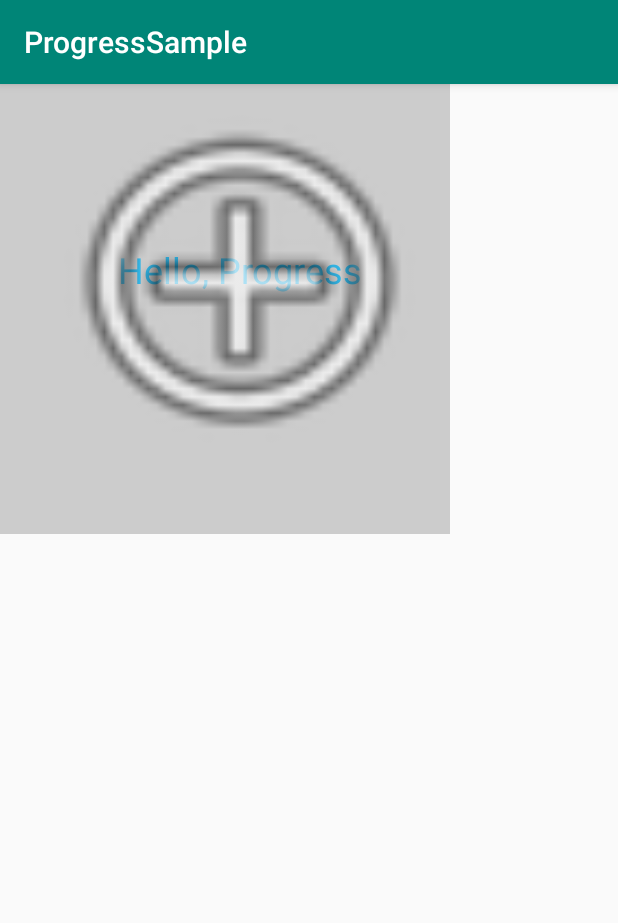
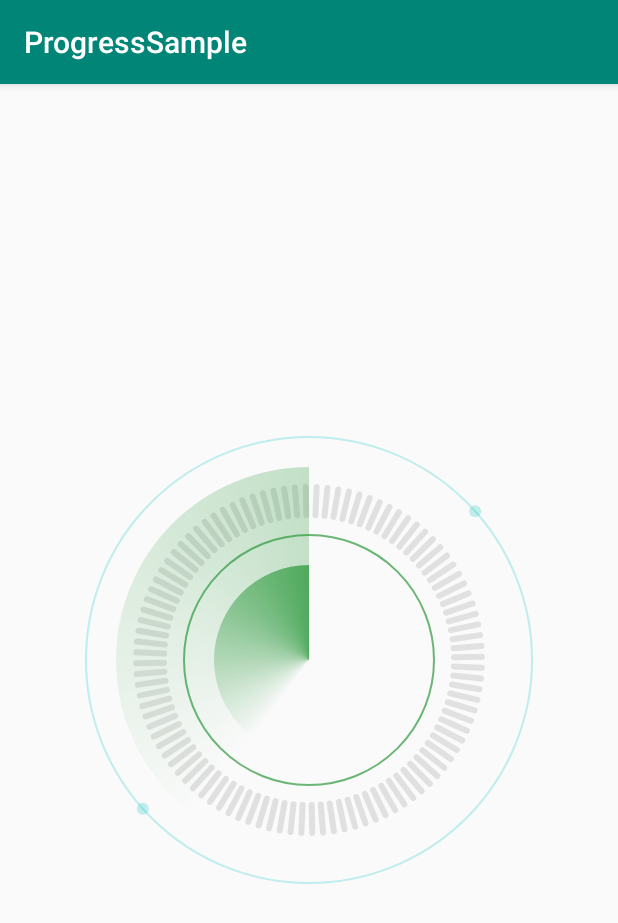
Before and after one commit to LeonDevLifeLog/progress, an Android app: the screen it shows after launch (MainActivity), on a phone screen of 412 x 824 dp. Shown: the top 923 px of the screen. Run offline under Robolectric (Android 15) with nearby library versions, the phone set to English and light mode, and no system bars.

Commit message:
基本完成静态样式

```diff
--- a/app/src/main/res/layout/activity_main.xml
+++ b/app/src/main/res/layout/activity_main.xml
@@ -9,13 +9,9 @@
     <com.github.leondevlifelog.progress.Progress
         android:layout_width="300dp"
         android:layout_height="300dp"
-        android:background="#ccc"
-        android:paddingLeft="20dp"
-        android:paddingBottom="40dp"
-        app:exampleColor="#33b5e5"
-        app:exampleDimension="24sp"
-        app:exampleDrawable="@android:drawable/ic_menu_add"
-        app:exampleString="Hello, Progress"
+        app:layout_constraintBottom_toBottomOf="parent"
+        app:layout_constraintEnd_toEndOf="parent"
+        app:layout_constraintHorizontal_bias="0.5"
         app:layout_constraintStart_toStartOf="parent"
         app:layout_constraintTop_toTopOf="parent" />
 
--- a/progress/src/main/java/com/github/leondevlifelog/progress/Progress.java
+++ b/progress/src/main/java/com/github/leondevlifelog/progress/Progress.java
@@ -5,20 +5,37 @@ import android.content.res.TypedArray;
 import android.graphics.Canvas;
 import android.graphics.Color;
 import android.graphics.Paint;
-import android.graphics.drawable.Drawable;
-import android.text.TextPaint;
+import android.graphics.Shader;
+import android.graphics.SweepGradient;
 import android.util.AttributeSet;
 import android.view.View;
 
 public class Progress extends View {
-    private String mExampleString;
-    private int mExampleColor = Color.RED;
-    private float mExampleDimension = 0;
-    private Drawable mExampleDrawable;
-
-    private TextPaint mTextPaint;
-    private float mTextWidth;
-    private float mTextHeight;
+    private int paddingLeft;
+    private int paddingTop;
+    private int paddingRight;
+    private int paddingBottom;
+    private int contentWidth;
+    private int contentHeight;
+    private int widthHeightOffset;
+    private int progress;
+    private Paint outerCirclePaint;
+    private Paint innerCirclePaint;
+    private int centerX;
+    private int centerY;
+    private int outerCircleRadius;
+    private int innerCicleRadius;
+    private float outerCicleStarLeftY;
+    private float outerCicleStarRightY;
+    private float outerCicleStarLeftX;
+    private float outerCicleStarRightX;
+    private Paint outerCircleStarPaint;
+    private int progressOuterRadius;
+    private int progressInnerRadius;
+    private Paint progressIndectorPaint;
+    private Paint innerSweepPaint;
+    private int defaultColor = Color.parseColor("#FF209331");
+    private Paint outerSweepPaint;
 
     public Progress(Context context) {
         super(context);
@@ -35,148 +52,113 @@ public class Progress extends View {
         init(attrs, defStyle);
     }
 
+    private static int changeAlpha(int color, int alpha) {
+        int red = Color.red(color);
+        int green = Color.green(color);
+        int blue = Color.blue(color);
+        return Color.argb(alpha, red, green, blue);
+    }
+
+    public int getProgress() {
+        return progress;
+    }
+
+    public void setProgress(int progress) {
+        this.progress = progress;
+    }
+
     private void init(AttributeSet attrs, int defStyle) {
         // Load attributes
         final TypedArray a = getContext().obtainStyledAttributes(
                 attrs, R.styleable.Progress, defStyle, 0);
 
-        mExampleString = a.getString(
-                R.styleable.Progress_exampleString);
-        mExampleColor = a.getColor(
-                R.styleable.Progress_exampleColor,
-                mExampleColor);
-        // Use getDimensionPixelSize or getDimensionPixelOffset when dealing with
-        // values that should fall on pixel boundaries.
-        mExampleDimension = a.getDimension(
-                R.styleable.Progress_exampleDimension,
-                mExampleDimension);
-
-        if (a.hasValue(R.styleable.Progress_exampleDrawable)) {
-            mExampleDrawable = a.getDrawable(
-                    R.styleable.Progress_exampleDrawable);
-            mExampleDrawable.setCallback(this);
-        }
-
         a.recycle();
-
-        // Set up a default TextPaint object
-        mTextPaint = new TextPaint();
-        mTextPaint.setFlags(Paint.ANTI_ALIAS_FLAG);
-        mTextPaint.setTextAlign(Paint.Align.LEFT);
-
-        // Update TextPaint and text measurements from attributes
-        invalidateTextPaintAndMeasurements();
-    }
-
-    private void invalidateTextPaintAndMeasurements() {
-        mTextPaint.setTextSize(mExampleDimension);
-        mTextPaint.setColor(mExampleColor);
-        mTextWidth = mTextPaint.measureText(mExampleString);
-
-        Paint.FontMetrics fontMetrics = mTextPaint.getFontMetrics();
-        mTextHeight = fontMetrics.bottom;
+        outerCirclePaint = new Paint();
+        outerCirclePaint.setColor(Color.parseColor("#4013C2C2"));
+        outerCirclePaint.setStrokeWidth(2);
+        outerCirclePaint.setAntiAlias(true);
+        outerCirclePaint.setStyle(Paint.Style.STROKE);
+        innerCirclePaint = new Paint();
+        innerCirclePaint.setColor(Color.parseColor("#A6209331"));
+        innerCirclePaint.setStrokeWidth(2);
+        innerCirclePaint.setAntiAlias(true);
+        innerCirclePaint.setStyle(Paint.Style.STROKE);
+        outerCircleStarPaint = new Paint();
+        outerCircleStarPaint.setColor(Color.parseColor("#4013C2C2"));
+        outerCircleStarPaint.setAntiAlias(true);
+        outerCircleStarPaint.setStyle(Paint.Style.FILL_AND_STROKE);
+        progressIndectorPaint = new Paint();
+        progressIndectorPaint.setColor(Color.parseColor("#1A000000"));
+        progressIndectorPaint.setAntiAlias(true);
+        progressIndectorPaint.setStyle(Paint.Style.FILL_AND_STROKE);
+        progressIndectorPaint.setStrokeWidth(6);
+        progressIndectorPaint.setStrokeCap(Paint.Cap.ROUND);
+        innerSweepPaint = new Paint();
+        innerSweepPaint.setAntiAlias(true);
+        outerSweepPaint = new Paint();
+        outerSweepPaint.setAntiAlias(true);
     }
 
     @Override
     protected void onDraw(Canvas canvas) {
         super.onDraw(canvas);
-        int paddingLeft = getPaddingLeft();
-        int paddingTop = getPaddingTop();
-        int paddingRight = getPaddingRight();
-        int paddingBottom = getPaddingBottom();
-
-        int contentWidth = getWidth() - paddingLeft - paddingRight;
-        int contentHeight = getHeight() - paddingTop - paddingBottom;
-        // Draw the text.
-        canvas.drawText(mExampleString,
-                paddingLeft + (contentWidth - mTextWidth) / 2,
-                paddingTop + (contentHeight + mTextHeight) / 2,
-                mTextPaint);
-
-        // Draw the example drawable on top of the text.
-        if (mExampleDrawable != null) {
-            mExampleDrawable.setBounds(paddingLeft, paddingTop,
-                    paddingLeft + contentWidth, paddingTop + contentHeight);
-            mExampleDrawable.draw(canvas);
+        canvas.drawCircle(centerX, centerY, outerCircleRadius, outerCirclePaint);
+        canvas.drawCircle(centerX, centerY, innerCicleRadius, innerCirclePaint);
+        canvas.drawCircle(outerCicleStarLeftX, outerCicleStarLeftY, 6, outerCircleStarPaint);
+        canvas.drawCircle(outerCicleStarRightX, outerCicleStarRightY, 6, outerCircleStarPaint);
+        int save = canvas.save();
+        Double outerX = (progressOuterRadius * Math.sin(3.6)) + centerX;
+        Double outerY = (progressOuterRadius * Math.cos(3.6)) + centerY;
+        Double innerX = (progressInnerRadius * Math.sin(3.6)) + centerX;
+        Double innerY = (progressInnerRadius * Math.cos(3.6)) + centerY;
+        for (int i = 0; i < 100; i++) {
+            canvas.drawLine(innerX.floatValue(), innerY.floatValue(), outerX.floatValue(), outerY.floatValue(), progressIndectorPaint);
+            canvas.rotate(3.6f, centerX, centerY);
         }
+        canvas.restoreToCount(save);
+        int save1 = canvas.save();
+        canvas.rotate(-90, centerX, centerY);
+        canvas.drawCircle(centerX, centerY, innerCicleRadius - 30, innerSweepPaint);
+        canvas.drawCircle(centerX, centerY, outerCircleRadius - 30, outerSweepPaint);
+        canvas.restoreToCount(save1);
     }
 
-    /**
-     * Gets the example string attribute value.
-     *
-     * @return The example string attribute value.
-     */
-    public String getExampleString() {
-        return mExampleString;
+    @Override
+    protected void onSizeChanged(int w, int h, int oldw, int oldh) {
+        super.onSizeChanged(w, h, oldw, oldh);
+        paddingLeft = getPaddingLeft();
+        paddingTop = getPaddingTop();
+        paddingRight = getPaddingRight();
+        paddingBottom = getPaddingBottom();
+        contentWidth = getWidth() - paddingLeft - paddingRight;
+        contentHeight = getHeight() - paddingTop - paddingBottom;
+        widthHeightOffset = Math.abs(contentHeight - contentWidth);
+        centerX = contentWidth / 2;
+        centerY = contentHeight / 2;
+        outerCircleRadius = contentHeight / 2 - 2;
+        innerCicleRadius = (contentWidth / 2) - 100;
+        outerCicleStarLeftX = Double.valueOf(Math.sin(40) * outerCircleRadius + centerX).floatValue();
+        outerCicleStarLeftY = Double.valueOf(Math.cos(40) * outerCircleRadius + centerX).floatValue();
+        outerCicleStarRightX = Double.valueOf(centerX - (Math.sin(40) * outerCircleRadius)).floatValue();
+        outerCicleStarRightY = Double.valueOf(centerX - (Math.cos(40) * outerCircleRadius)).floatValue();
+        progressOuterRadius = outerCircleRadius - 50;
+        progressInnerRadius = innerCicleRadius + 20;
+        Shader shader = new SweepGradient(centerX, centerY, new int[]{changeAlpha(defaultColor, 0), changeAlpha(defaultColor, 0),
+                changeAlpha(defaultColor, 180)},
+                new float[]{0f, 0.6f, 1}
+        );
+        innerSweepPaint.setShader(shader);
+        SweepGradient outerShader = new SweepGradient(centerX, centerY, new int[]{changeAlpha(defaultColor, 0), changeAlpha(defaultColor, 0),
+                changeAlpha(defaultColor, 64)},
+                new float[]{0f, 0.6f, 1});
+        outerSweepPaint.setShader(outerShader);
     }
 
-    /**
-     * Sets the view's example string attribute value. In the example view, this string
-     * is the text to draw.
-     *
-     * @param exampleString The example string attribute value to use.
-     */
-    public void setExampleString(String exampleString) {
-        mExampleString = exampleString;
-        invalidateTextPaintAndMeasurements();
-    }
-
-    /**
-     * Gets the example color attribute value.
-     *
-     * @return The example color attribute value.
-     */
-    public int getExampleColor() {
-        return mExampleColor;
-    }
-
-    /**
-     * Sets the view's example color attribute value. In the example view, this color
-     * is the font color.
-     *
-     * @param exampleColor The example color attribute value to use.
-     */
-    public void setExampleColor(int exampleColor) {
-        mExampleColor = exampleColor;
-        invalidateTextPaintAndMeasurements();
-    }
-
-    /**
-     * Gets the example dimension attribute value.
-     *
-     * @return The example dimension attribute value.
-     */
-    public float getExampleDimension() {
-        return mExampleDimension;
-    }
-
-    /**
-     * Sets the view's example dimension attribute value. In the example view, this dimension
-     * is the font size.
-     *
-     * @param exampleDimension The example dimension attribute value to use.
-     */
-    public void setExampleDimension(float exampleDimension) {
-        mExampleDimension = exampleDimension;
-        invalidateTextPaintAndMeasurements();
-    }
-
-    /**
-     * Gets the example drawable attribute value.
-     *
-     * @return The example drawable attribute value.
-     */
-    public Drawable getExampleDrawable() {
-        return mExampleDrawable;
-    }
-
-    /**
-     * Sets the view's example drawable attribute value. In the example view, this drawable is
-     * drawn above the text.
-     *
-     * @param exampleDrawable The example drawable attribute value to use.
-     */
-    public void setExampleDrawable(Drawable exampleDrawable) {
-        mExampleDrawable = exampleDrawable;
+    @Override
+    protected void onMeasure(int widthMeasureSpec, int heightMeasureSpec) {
+        int widthSize = MeasureSpec.getSize(widthMeasureSpec);
+        int heightSize = MeasureSpec.getSize(heightMeasureSpec);
+        int size = Math.min(widthSize, heightSize);
+        setMeasuredDimension(size, size);
     }
 }
--- a/progress/src/main/res/values/attrs_progress.xml
+++ b/progress/src/main/res/values/attrs_progress.xml
@@ -1,8 +1,5 @@
 <resources>
     <declare-styleable name="Progress">
-        <attr name="exampleString" format="string" />
-        <attr name="exampleDimension" format="dimension" />
-        <attr name="exampleColor" format="color" />
-        <attr name="exampleDrawable" format="color|reference" />
+        <attr name="progress" format="integer" />
     </declare-styleable>
 </resources>
```
